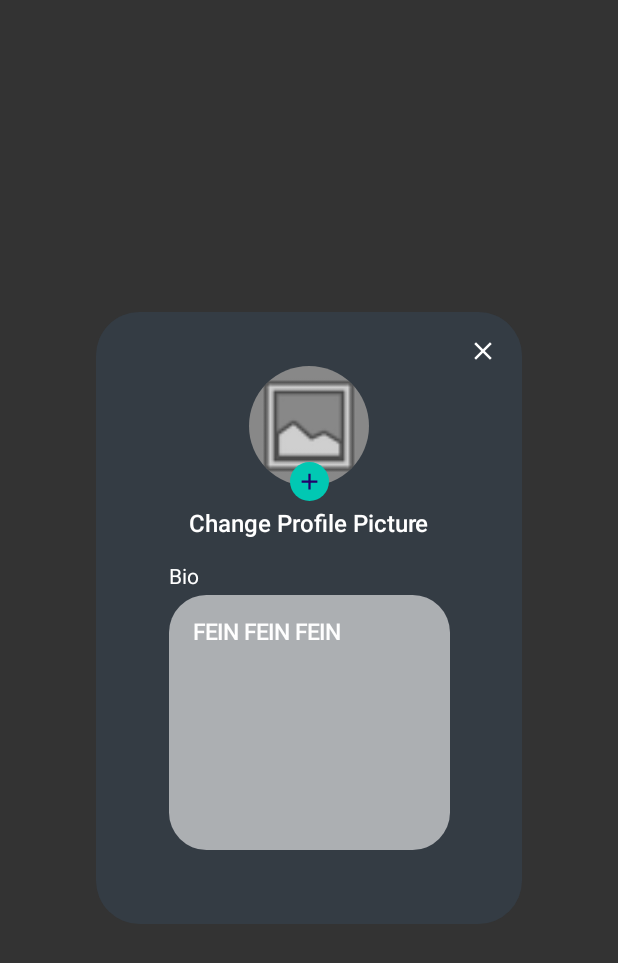
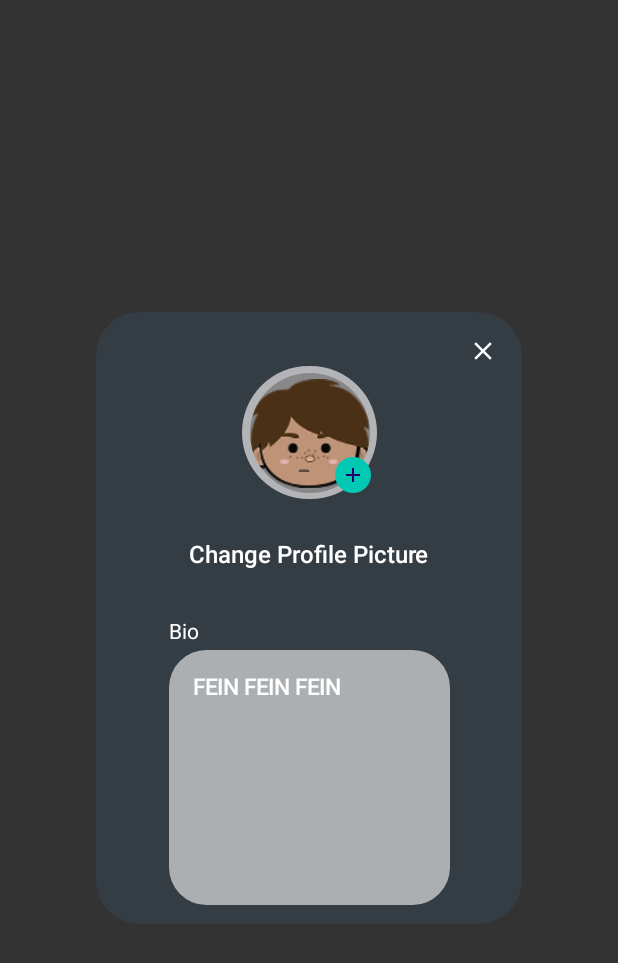
Before and after one commit to rookie238/YUSHARE, an Android app built with Jetpack Compose: the @Preview function EditProfileFigmaTest, on a phone screen of 412 x 824 dp. Shown: the top 963 px of the screen. Run offline under Robolectric (Android 15) with nearby library versions, the phone set to English and light mode, and no system bars.

Commit message:
edit profile dialog + işeritini değiştirdim

```diff
--- a/app/src/main/java/com/example/yushare/ui/screens/EditProfileDialog.kt
+++ b/app/src/main/java/com/example/yushare/ui/screens/EditProfileDialog.kt
@@ -25,6 +25,7 @@ import androidx.compose.ui.unit.dp
 import androidx.compose.ui.unit.sp
 import androidx.compose.ui.window.Dialog
 import androidx.compose.ui.window.DialogProperties
+import com.example.yushare.R
 
 @Composable
 fun EditProfileDialog(
@@ -86,24 +87,35 @@ fun EditProfileDialog(
                 }
 
                 Box(
-                    contentAlignment = Alignment.Center
+                    contentAlignment = Alignment.Center,
+                    modifier = Modifier.padding(bottom = 12.dp)
+                        .clickable { /* Resim Değiş */ }
+                ) {
+                    // YENİ: Beyaz Çerçeve (Arka Plan Dairesi)
+                    Box(
+                        contentAlignment = Alignment.Center,
+                        modifier = Modifier
+                            .size(width = 90.dp, height = 88.55.dp)
+                            .clip(CircleShape)
+                            .background(Color(0xFFECEBED).copy(alpha = 0.69f))
                 ) {
                     Image(
-                        painter = painterResource(id = android.R.drawable.ic_menu_gallery),
+                        painter = painterResource(id = R.drawable.avatar_placeholder),
                         contentDescription = "Profile Picture",
-                        contentScale = ContentScale.Crop,
+                        contentScale = ContentScale.Fit,
                         modifier = Modifier
                             .size(80.dp)
                             .clip(CircleShape)
                             .background(Color.Gray)
-                            .clickable { /* Resim Değiş */ }
+
                     )
+                        }
                     Box(
                         contentAlignment = Alignment.Center,
                         modifier = Modifier
-                            .align(Alignment.BottomCenter) // Resmin tam alt ortası
-                            .offset(y = 10.dp) // Hafif aşağı sarkıtıyoruz (Badge gibi)
-                            .size(26.dp)       // Turkuaz dairenin boyutu
+                            .align(Alignment.BottomEnd)
+                            .offset(x = (-4).dp, y = (-4).dp) // "Sol Üst"e doğru kaydırma (içeri çekme
+                            .size(24.dp)       // Turkuaz dairenin boyutu
                             .clip(CircleShape)
                             .background(Color(0xFF01C8B3)) // FIGMA: Turkuaz Arka Plan
                     ) {
@@ -111,7 +123,7 @@ fun EditProfileDialog(
                             imageVector = Icons.Default.Add,
                             contentDescription = "Edit",
                             tint = Color(0xFF23006A), // FIGMA: Koyu Mor İkon
-                            modifier = Modifier.size(18.dp) // İkon boyutu
+                            modifier = Modifier.size(16.dp) // İkon boyutu
                         )
                     }
                 }
@@ -124,11 +136,15 @@ fun EditProfileDialog(
                 ) {
                     Text(
                         text = "Change Profile Picture",
-                        fontFamily = androidx.compose.ui.text.font.FontFamily.SansSerif, // Baloo 2 ekleyince burayı değiştiririz
-                        fontWeight = FontWeight.Medium,
-                        fontSize = 16.sp,
-                        color = Color.White,
-                        modifier = Modifier.clickable { /* Resim Değiş */ }
+                        style = TextStyle(
+                            fontFamily = FontFamily.SansSerif, // Baloo 2 font dosyan varsa buraya ekle
+                            fontWeight = FontWeight.Medium,
+                            fontSize = 16.sp,
+                            color = Color.White
+                        ),
+                        modifier = Modifier
+                            .padding(bottom = 16.dp) // Bio başlığıyla arasındaki mesafe
+                            .clickable { /* Resim Değiş */ }
                         )
                     Spacer(modifier = Modifier.height(2.dp))
 
```
